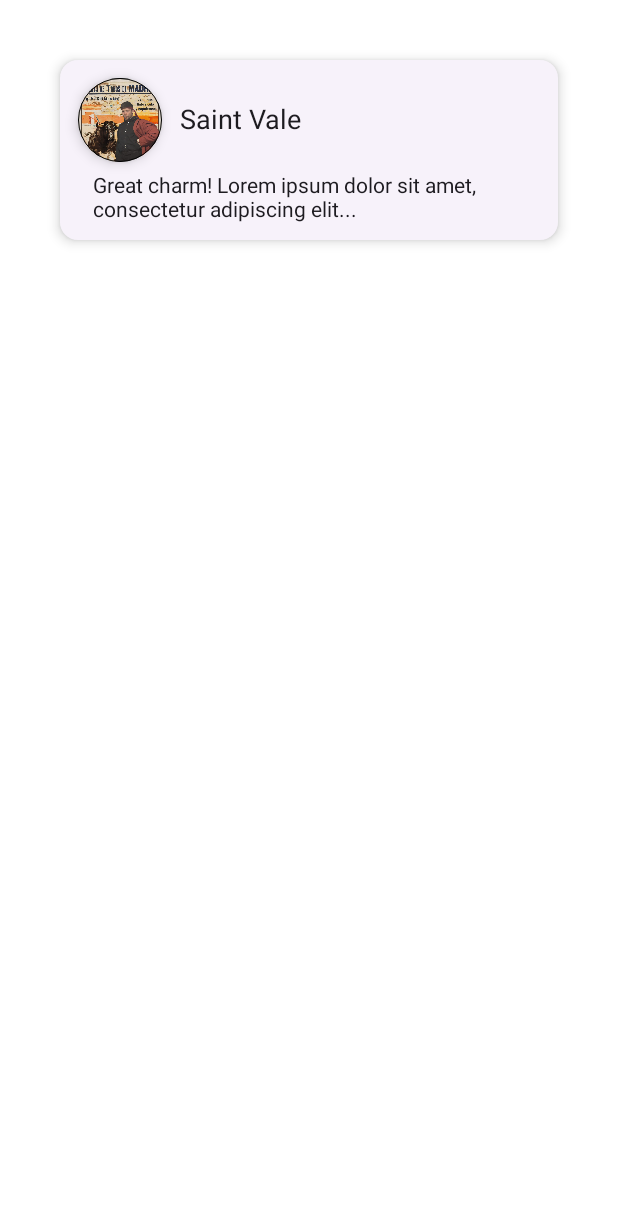
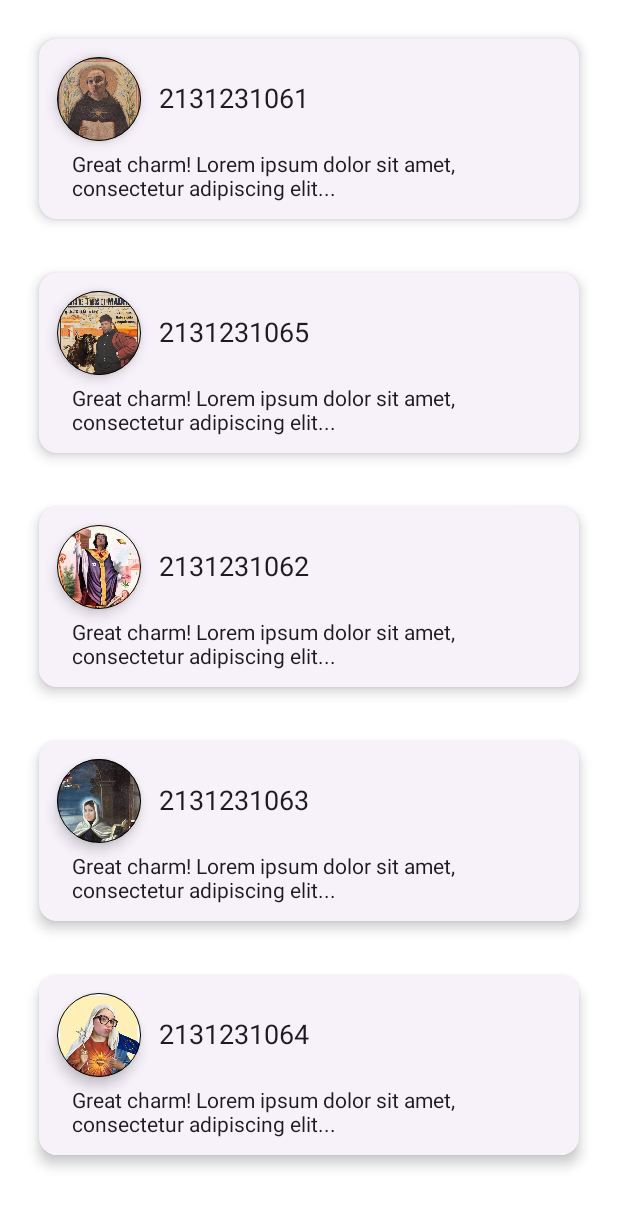
Before and after one commit to Angelo-Pio/Reverie, an Android app built with Jetpack Compose: the @Preview function CharmCommentPreview, on a phone screen of 412 x 824 dp. Shown: the top 1207 px of the screen. Run offline under Robolectric (Android 15) with nearby library versions, the phone set to English and light mode, and no system bars.

Commit message:
UI Components : comment and carousel

```diff
--- a/app/src/main/java/com/sapienza/reverie/presentation/ui/components/CharmComment.kt
+++ b/app/src/main/java/com/sapienza/reverie/presentation/ui/components/CharmComment.kt
@@ -1,16 +1,23 @@
 package com.sapienza.reverie.presentation.ui.components
 
+import android.media.Image
+import androidx.compose.foundation.layout.Arrangement
 import androidx.compose.foundation.layout.Box
 import androidx.compose.foundation.layout.Column
+import androidx.compose.foundation.layout.PaddingValues
 import androidx.compose.foundation.layout.Row
 import androidx.compose.foundation.layout.Spacer
 import androidx.compose.foundation.layout.height
 import androidx.compose.foundation.layout.padding
+import androidx.compose.foundation.layout.size
 import androidx.compose.foundation.layout.width
+import androidx.compose.foundation.lazy.LazyColumn
+import androidx.compose.foundation.lazy.items
 import androidx.compose.foundation.shape.CircleShape
 import androidx.compose.foundation.shape.RoundedCornerShape
 import androidx.compose.material3.CardDefaults
 import androidx.compose.material3.ElevatedCard
+import androidx.compose.material3.Scaffold
 import androidx.compose.material3.Text
 import androidx.compose.runtime.Composable
 import androidx.compose.ui.Alignment
@@ -23,7 +30,7 @@ import androidx.compose.ui.unit.sp
 import com.sapienza.reverie.R
 
 @Composable
-fun CharmComment(){
+fun CharmComment(userImage: Int, username : String){
 
     ElevatedCard(
         modifier = Modifier.padding(10.dp),
@@ -32,9 +39,9 @@ fun CharmComment(){
         Column (Modifier.padding(12.dp)){
             //ROW 1
             Row (verticalAlignment = Alignment.CenterVertically) {
-                UserPicture(imageUrl =R.drawable.saint_vale)
+                UserPicture(imageUrl =userImage)
                 Spacer(modifier = Modifier.width(12.dp))
-                Text(text = "Saint Vale", fontSize = 18.sp, fontFamily = FontFamily.SansSerif)
+                Text(text = username, fontSize = 18.sp, fontFamily = FontFamily.SansSerif)
             }
 
             //ROW 2
@@ -50,10 +57,26 @@ fun CharmComment(){
 @Composable
 @Preview(showBackground = true)
 fun CharmCommentPreview(){
-    Box(Modifier.padding(30.dp)){
 
-    CharmComment()
+    val users = listOf(R.drawable.saint_rick, R.drawable.saint_vale, R.drawable.saint_fede, R.drawable.saint_franca, R.drawable.saint_miriam) // Added more items to show scrolling
+
+
+
+    // 3. Use LazyColumn
+    LazyColumn(
+        // Add some padding around the whole list
+        contentPadding = PaddingValues(horizontal = 16.dp, vertical = 16.dp),
+        // Add vertical spacing between items
+        verticalArrangement = Arrangement.spacedBy(16.dp)
+    ) {
+        // 4. Use the items extension function
+        items(users) { user ->
+            CharmComment(userImage = user, username = user.toString())
+        }
     }
+
+
+
 }
 
 //
```
